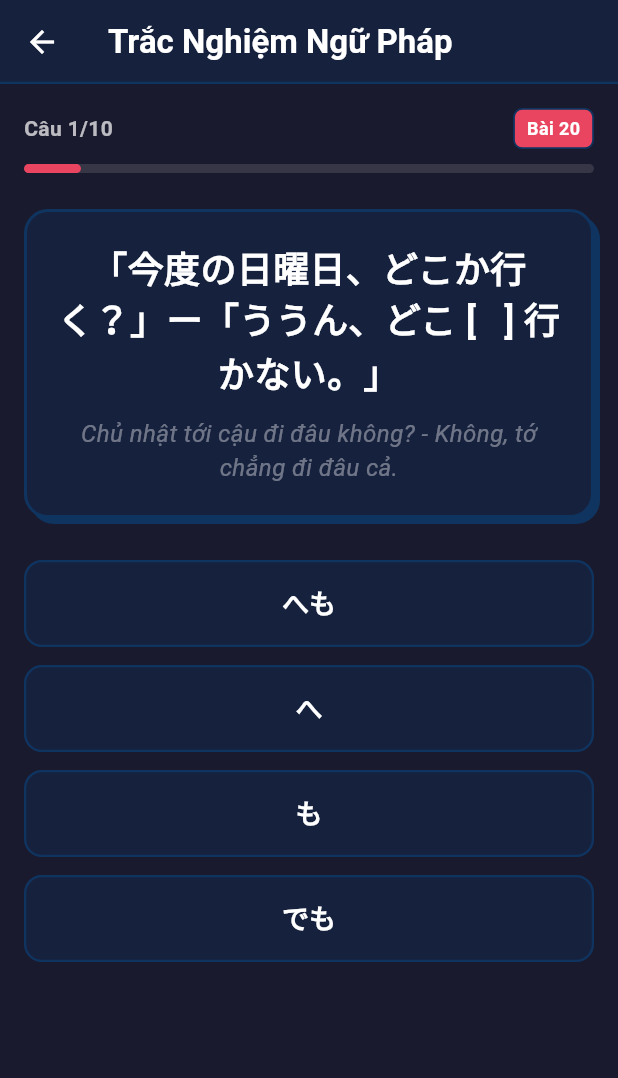
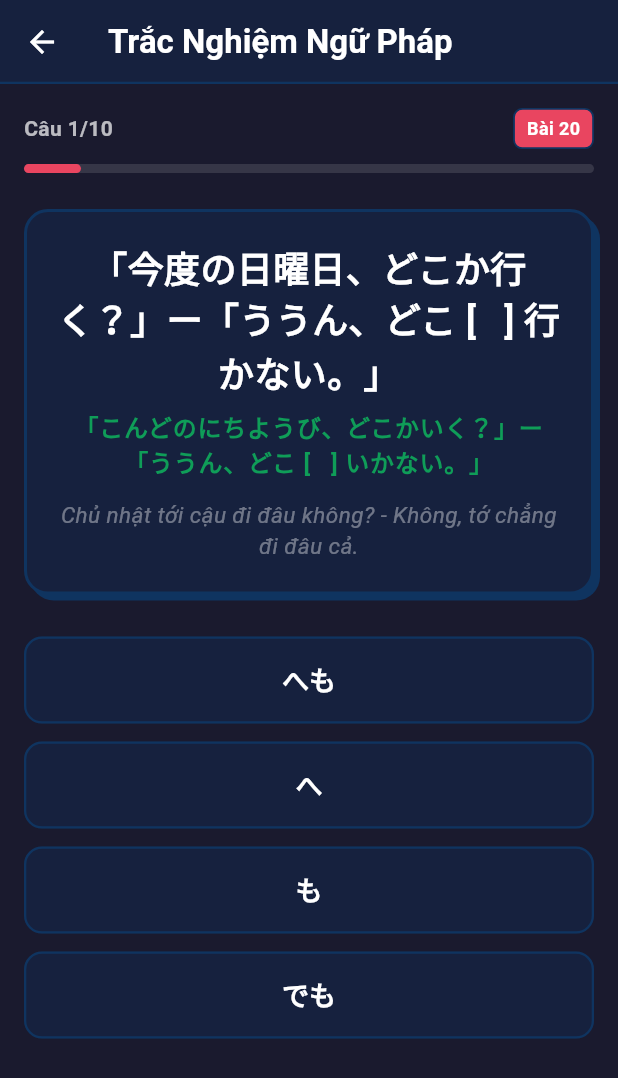
Before and after one commit to NMCuonG08/kanji_learning, a Flutter app: the GrammarQuizScreen screen opened by its route, on a phone screen of 412 x 824 dp. Shown: the top 1078 px of the screen. Run offline on Flutter 3.47's test engine with Material 3 defaults, Android fonts, the phone set to English and light mode, and no system bars; our stand-ins replace flutter_tts, shared_preferences, sqflite_common_ffi; missing offline and left inert: dart:js_interop; accounts and stored records are empty.

Commit message:
feat: add Hiragana readings underneath Kanji in the N5 grammar quiz

```diff
--- a/lib/data/grammar_quiz_data.dart
+++ b/lib/data/grammar_quiz_data.dart
@@ -6,6 +6,7 @@ final List<GrammarQuestion> grammarQuestions = [
     id: 1,
     lesson: 1,
     question: "わたしは マイク・ミラー [   ]。",
+    reading: "わたしは マイク・ミラー [   ]。",
     translation: "Tôi là Mike Miller.",
     options: ["です", "じゃありません", "も", "の"],
     correctOptionIndex: 0,
@@ -15,6 +16,7 @@ final List<GrammarQuestion> grammarQuestions = [
     id: 2,
     lesson: 1,
     question: "サントスさんは 学生 [   ]。",
+    reading: "サントスさんは がくせい [   ]。",
     translation: "Anh Santos không phải là sinh viên.",
     options: ["です", "gì", "も", "じゃありません"],
     correctOptionIndex: 3,
@@ -25,6 +27,7 @@ final List<GrammarQuestion> grammarQuestions = [
     id: 3,
     lesson: 2,
     question: "[   ] は 本です。",
+    reading: "[   ] は ほん です。",
     translation: "Đây là cuốn sách.",
     options: ["これ", "この", "ここ", "こちら"],
     correctOptionIndex: 0,
@@ -34,6 +37,7 @@ final List<GrammarQuestion> grammarQuestions = [
     id: 4,
     lesson: 2,
     question: "[   ] コンピューターは わたしのです。",
+    reading: "[   ] コンピューターは わたしのです。",
     translation: "Máy tính này là của tôi.",
     options: ["これ", "この", "ここ", "こちら"],
     correctOptionIndex: 1,
@@ -44,6 +48,7 @@ final List<GrammarQuestion> grammarQuestions = [
     id: 5,
     lesson: 3,
     question: "お手洗いは [   ] ですか。",
+    reading: "おてあらいは [   ] ですか。",
     translation: "Nhà vệ sinh ở đâu?",
     options: ["どこ", "どれ", "だれ", "どの"],
     correctOptionIndex: 0,
@@ -53,6 +58,7 @@ final List<GrammarQuestion> grammarQuestions = [
     id: 6,
     lesson: 3,
     question: "ロビーは [   ] です。",
+    reading: "ロビーは [   ] です。",
     translation: "Sảnh đợi ở hướng kia.",
     options: ["あそこ", "あちら", "あれ", "あの"],
     correctOptionIndex: 1,
@@ -63,6 +69,7 @@ final List<GrammarQuestion> grammarQuestions = [
     id: 7,
     lesson: 4,
     question: "今 何時 [   ] か。",
+    reading: "いま なんじ [   ] か。",
     translation: "Bây giờ là mấy giờ?",
     options: ["です", "ですか", "の", "も"],
     correctOptionIndex: 0,
@@ -72,6 +79,7 @@ final List<GrammarQuestion> grammarQuestions = [
     id: 8,
     lesson: 4,
     question: "わたしは 毎朝 6時 [   ] 起きます。",
+    reading: "わたしは まいあさ ６じ [   ] おきます。",
     translation: "Tôi thức dậy vào lúc 6 giờ mỗi sáng.",
     options: ["で", "に", "を", "へ"],
     correctOptionIndex: 1,
@@ -82,6 +90,7 @@ final List<GrammarQuestion> grammarQuestions = [
     id: 9,
     lesson: 5,
     question: "わたしは 来週 京都 [   ] 行きます。",
+    reading: "わたしは らいしゅう きょうと [   ] いきます。",
     translation: "Tuần sau tôi sẽ đi Kyoto.",
     options: ["を", "が", "へ", "で"],
     correctOptionIndex: 2,
@@ -91,6 +100,7 @@ final List<GrammarQuestion> grammarQuestions = [
     id: 10,
     lesson: 5,
     question: "タクシー [   ] うちへ 帰ります。",
+    reading: "タクシー [   ] うちへ かえります。",
     translation: "Tôi về nhà bằng xe taxi.",
     options: ["で", "に", "を", "へ"],
     correctOptionIndex: 0,
@@ -101,6 +111,7 @@ final List<GrammarQuestion> grammarQuestions = [
     id: 11,
     lesson: 6,
     question: "いっしょに 神戸へ 行き [   ]。",
+    reading: "いっしょに こうべへ いき [   ]。",
     translation: "Cùng đi Kobe không?",
     options: ["ます", "ましょう", "ませんか", "ました"],
     correctOptionIndex: 2,
@@ -110,6 +121,7 @@ final List<GrammarQuestion> grammarQuestions = [
     id: 12,
     lesson: 6,
     question: "毎朝 パン [   ] 食べます。",
+    reading: "まいあさ パン [   ] たべます。",
     translation: "Mỗi sáng tôi ăn bánh mì.",
     options: ["を", "gì", "に", "で"],
     correctOptionIndex: 0,
@@ -120,6 +132,7 @@ final List<GrammarQuestion> grammarQuestions = [
     id: 13,
     lesson: 7,
     question: "はし [   ] ごはんを 食べます。",
+    reading: "はし [   ] ごはんを たべます。",
     translation: "Tôi ăn cơm bằng đũa.",
     options: ["で", "に", "を", "へ"],
     correctOptionIndex: 0,
@@ -129,6 +142,7 @@ final List<GrammarQuestion> grammarQuestions = [
     id: 14,
     lesson: 7,
     question: "わたしは 木村さん [   ] 花を あげました。",
+    reading: "わたしは きむらさん [   ] はなを あげました。",
     translation: "Tôi đã tặng hoa cho cô Kimura.",
     options: ["に", "で", "を", "から"],
     correctOptionIndex: 0,
@@ -139,6 +153,7 @@ final List<GrammarQuestion> grammarQuestions = [
     id: 15,
     lesson: 8,
     question: "富士山は [   ] 山です。",
+    reading: "ふじさんは [   ] やま です。",
     translation: "Phú Sĩ là ngọn núi cao.",
     options: ["高いの", "高い", "高な", "高くて"],
     correctOptionIndex: 1,
@@ -148,6 +163,7 @@ final List<GrammarQuestion> grammarQuestions = [
     id: 16,
     lesson: 8,
     question: "この 部屋は 静か [   ] です。",
+    reading: "この へやは しずか [   ] です。",
     translation: "Căn phòng này không yên tĩnh.",
     options: ["くない", "じゃない", "じゃありません", "くないの"],
     correctOptionIndex: 2,
@@ -158,6 +174,7 @@ final List<GrammarQuestion> grammarQuestions = [
     id: 17,
     lesson: 9,
     question: "わたしは 日本語 [   ] わかります。",
+    reading: "わたしは にほんご [   ] わかります。",
     translation: "Tôi hiểu tiếng Nhật.",
     options: ["を", "が", "に", "で"],
     correctOptionIndex: 1,
@@ -167,6 +184,7 @@ final List<GrammarQuestion> grammarQuestions = [
     id: 18,
     lesson: 9,
     question: "時間が ありません [   ]、タクシーで行きます。",
+    reading: "じかんが ありません [   ]、タクシーで いきます。",
     translation: "Vì không có thời gian nên tôi đi bằng taxi.",
     options: ["から", "này", "けど", "gì"],
     correctOptionIndex: 0,
@@ -177,6 +195,7 @@ final List<GrammarQuestion> grammarQuestions = [
     id: 19,
     lesson: 10,
     question: "机の上に 本 [   ] あります。",
+    reading: "つくえのうえに ほん [   ] あります。",
     translation: "Có cuốn sách ở trên bàn.",
     options: ["が", "は", "に", "で"],
     correctOptionIndex: 0,
@@ -186,6 +205,7 @@ final List<GrammarQuestion> grammarQuestions = [
     id: 20,
     lesson: 10,
     question: "庭に だれ [   ] いません。",
+    reading: "にわに だれ [   ] いません。",
     translation: "Không có ai ở ngoài sân.",
     options: ["は", "gì", "も", "に"],
     correctOptionIndex: 2,
@@ -196,6 +216,7 @@ final List<GrammarQuestion> grammarQuestions = [
     id: 21,
     lesson: 11,
     question: "国で 3か月 日本語 [   ] 勉強しました。",
+    reading: "くにで ３かげつ にほんご [   ] べんきょう しました。",
     translation: "Tôi đã học tiếng Nhật ở nước mình trong 3 tháng.",
     options: ["を", "に", "（không điền trợ từ）", "で"],
     correctOptionIndex: 2,
@@ -205,6 +226,7 @@ final List<GrammarQuestion> grammarQuestions = [
     id: 22,
     lesson: 11,
     question: "りんごを [   ] 買いました。",
+    reading: "りんごを [   ] かいました。",
     translation: "Tôi đã mua 4 quả táo.",
     options: ["四つ", "四人", "四枚", "四台"],
     correctOptionIndex: 0,
@@ -215,6 +237,7 @@ final List<GrammarQuestion> grammarQuestions = [
     id: 23,
     lesson: 12,
     question: "昨日は 天気が [   ]。",
+    reading: "きのうは てんきが [   ]。",
     translation: "Hôm qua thời tiết đã rất đẹp.",
     options: ["いい", "よかったです", "よかった", "よくて"],
     correctOptionIndex: 1,
@@ -224,6 +247,7 @@ final List<GrammarQuestion> grammarQuestions = [
     id: 24,
     lesson: 12,
     question: "北海道は 九州 [   ] 寒いです。",
+    reading: "ほっかいどうは きゅうしゅう [   ] さむいです。",
     translation: "Hokkaido lạnh hơn Kyushu.",
     options: ["より", "のほう", "ほど", "と"],
     correctOptionIndex: 0,
@@ -234,6 +258,7 @@ final List<GrammarQuestion> grammarQuestions = [
     id: 25,
     lesson: 13,
     question: "のどが かわきましたから、水が [   ] です。",
+    reading: "のどが かわきましたから、みずが [   ] です。",
     translation: "Vì khát nước nên tôi muốn có nước.",
     options: ["たい", "欲しい", "飲 muốn", "欲し"],
     correctOptionIndex: 1,
@@ -243,6 +268,7 @@ final List<GrammarQuestion> grammarQuestions = [
     id: 26,
     lesson: 13,
     question: "デパートへ 服を [   ] 行きます。",
+    reading: "デパートへ ふくを [   ] いきます。",
     translation: "Tôi đi đến trung tâm thương mại để mua quần áo.",
     options: ["買うに", "買いに", "買ってに", "買いますに"],
     correctOptionIndex: 1,
@@ -252,7 +278,8 @@ final List<GrammarQuestion> grammarQuestions = [
   const GrammarQuestion(
     id: 27,
     lesson: 14,
-    question: "すみませんが、塩uを [   ] ください。",
+    question: "すみませんが、塩を [   ] ください。",
+    reading: "すみませんが、しおを [   ] ください。",
     translation: "Xin lỗi, hãy lấy hộ tôi lọ muối.",
     options: ["取って", "取る", "取ります", "取った"],
     correctOptionIndex: 0,
@@ -262,6 +289,7 @@ final List<GrammarQuestion> grammarQuestions = [
     id: 28,
     lesson: 14,
     question: "タクシーを 呼び [   ]。",
+    reading: "タクシーを よび [   ]。",
     translation: "Tôi gọi taxi giúp anh nhé?",
     options: ["ましょうか", "ましょう", "ませんか", "てください"],
     correctOptionIndex: 0,
@@ -272,6 +300,7 @@ final List<GrammarQuestion> grammarQuestions = [
     id: 29,
     lesson: 15,
     question: "ここで 写真を 撮っ [   ] いいですか。",
+    reading: "ここで しゃしんを とっ [   ] いいですか。",
     translation: "Tôi chụp ảnh ở đây có được không?",
     options: ["ても", "ては", "たら", "て"],
     correctOptionIndex: 0,
@@ -281,6 +310,7 @@ final List<GrammarQuestion> grammarQuestions = [
     id: 30,
     lesson: 15,
     question: "ここで タバコを 吸っ [   ] いけません。",
+    reading: "ここで タバコを すっ [   ] いけません。",
     translation: "Không được hút thuốc ở đây.",
     options: ["ても", "ては", "たら", "て"],
     correctOptionIndex: 1,
@@ -291,6 +321,7 @@ final List<GrammarQuestion> grammarQuestions = [
     id: 31,
     lesson: 16,
     question: "シャワーを [   ] から、ご飯を食べます。",
+    reading: "シャワーを [   ] から、ごはんを たべます。",
     translation: "Sau khi tắm vòi sen, tôi ăn cơm.",
     options: ["浴びて", "浴びる", "浴びた", "浴びます"],
     correctOptionIndex: 0,
@@ -300,6 +331,7 @@ final List<GrammarQuestion> grammarQuestions = [
     id: 32,
     lesson: 16,
     question: "神戸へ 行って、映画を [   ]、お茶を飲みました。",
+    reading: "こうべへ いって、えいがを [   ]、おちゃを のみました。",
     translation: "Đi Kobe, xem phim, rồi uống trà.",
     options: ["見て", "見ます", "見方", "見たら"],
     correctOptionIndex: 0,
@@ -310,6 +342,7 @@ final List<GrammarQuestion> grammarQuestions = [
     id: 33,
     lesson: 17,
     question: "熱がありますから、お風呂に [   ] ください。",
+    reading: "ねつが ありますから、おふろに [   ] ください。",
     translation: "Vì bị sốt nên xin đừng tắm bồn.",
     options: ["入らないで", "入らない", "入らなくて", "入ってないで"],
     correctOptionIndex: 0,
@@ -319,6 +352,7 @@ final List<GrammarQuestion> grammarQuestions = [
     id: 34,
     lesson: 17,
     question: "明日 早く 起き [   ] なりません。",
+    reading: "あした はやく おき [   ] なりません。",
     translation: "Ngày mai tôi phải dậy sớm.",
     options: ["なければ", "なくちゃ", "なければいけません", "なければなりません"],
     correctOptionIndex: 3,
@@ -329,6 +363,7 @@ final List<GrammarQuestion> grammarQuestions = [
     id: 35,
     lesson: 18,
     question: "マリアさんは ピアノを 弾く [   ] できます。",
+    reading: "マリアさんは ピアノを ひく [   ] できます。",
     translation: "Chị Maria có thể chơi piano.",
     options: ["ことが", "のを", "ことがに", "もの"],
     correctOptionIndex: 0,
@@ -338,6 +373,7 @@ final List<GrammarQuestion> grammarQuestions = [
     id: 36,
     lesson: 18,
     question: "寝る [   ]、日記を書きます。",
+    reading: "ねる [   ]、にっきを かきます。",
     translation: "Trước khi đi ngủ, tôi viết nhật ký.",
     options: ["まえに", "のまえに", "てから", "あとで"],
     correctOptionIndex: 0,
@@ -348,6 +384,7 @@ final List<GrammarQuestion> grammarQuestions = [
     id: 37,
     lesson: 19,
     question: "わたしは すしを 食べ [   ] ことがあります。",
+    reading: "わたしは すしを たべ [   ] ことがあります。",
     translation: "Tôi đã từng ăn sushi.",
     options: ["た", "て", "る", "ない"],
     correctOptionIndex: 0,
@@ -357,6 +394,7 @@ final List<GrammarQuestion> grammarQuestions = [
     id: 38,
     lesson: 19,
     question: "日曜日 買い物を し [   ]、テニスをしたりします。",
+    reading: "にちようび かいものを し [   ]、テニスを したり します。",
     translation: "Chủ nhật lúc thì tôi đi mua sắm, lúc thì chơi tennis.",
     options: ["たり", "て", "たりして", "たら"],
     correctOptionIndex: 0,
@@ -367,6 +405,7 @@ final List<GrammarQuestion> grammarQuestions = [
     id: 39,
     lesson: 20,
     question: "「今度の日曜日、どこか行く？」ー「ううん、どこ [   ] 行かない。」",
+    reading: "「こんどのにちようび、どこかいく？」ー「ううん、どこ [   ] いかない。」",
     translation: "Chủ nhật tới cậu đi đâu không? - Không, tớ chẳng đi đâu cả.",
     options: ["へも", "へ", "も", "でも"],
     correctOptionIndex: 0,
@@ -376,6 +415,7 @@ final List<GrammarQuestion> grammarQuestions = [
     id: 40,
     lesson: 20,
     question: "「昨日 暇だった？」ー「ううん、暇 [   ]。」",
+    reading: "「きのう ひまだった？」ー「ううん、ひま [   ]。」",
     translation: "Hôm qua cậu rảnh không? - Không, tớ không rảnh.",
     options: ["じゃなかった", "じゃありませんでした", "ではなかった", "くない"],
     correctOptionIndex: 0,
@@ -386,6 +426,7 @@ final List<GrammarQuestion> grammarQuestions = [
     id: 41,
     lesson: 21,
     question: "日本は 物価が 高い [   ] と思います。",
+    reading: "にほんは ぶっかが たかい [   ] と おもいます。",
     translation: "Tôi nghĩ là Nhật Bản có vật giá đắt đỏ.",
     options: ["と", "だ", "の", "（không điền gì）"],
     correctOptionIndex: 3,
@@ -395,6 +436,7 @@ final List<GrammarQuestion> grammarQuestions = [
     id: 42,
     lesson: 21,
     question: "あしたは 雨が [   ] でしょう。",
+    reading: "あしたは あめが [   ] でしょう。",
     translation: "Ngày mai chắc là sẽ mưa.",
     options: ["降る", "降ります", "降って", "降った"],
     correctOptionIndex: 0,
@@ -405,6 +447,7 @@ final List<GrammarQuestion> grammarQuestions = [
     id: 43,
     lesson: 22,
     question: "これは わたしが [   ] 写真です。",
+    reading: "これは わたしが [   ] しゃしんです。",
     translation: "Đây là bức ảnh mà tôi đã chụp.",
     options: ["撮った", "撮る", "撮って", "撮ります"],
     correctOptionIndex: 0,
@@ -414,6 +457,7 @@ final List<GrammarQuestion> grammarQuestions = [
     id: 44,
     lesson: 22,
     question: "あそこに [   ] 人は だれですか。",
+    reading: "あそこに [   ] ひと は だれですか。",
     translation: "Người đang đứng đằng kia là ai?",
     options: ["いる", "ます", "いて", "おる"],
     correctOptionIndex: 0,
@@ -424,6 +468,7 @@ final List<GrammarQuestion> grammarQuestions = [
     id: 45,
     lesson: 23,
     question: "図書館で 本を 借りる [   ]、カードが 要ります。",
+    reading: "としょかんで ほんを かりる [   ]、カードが いります。",
     translation: "Khi mượn sách ở thư viện thì cần có thẻ.",
     options: ["とき", "まえに", "nữa", "から"],
     correctOptionIndex: 0,
@@ -433,6 +478,7 @@ final List<GrammarQuestion> grammarQuestions = [
     id: 46,
     lesson: 23,
     question: "この ボタンを 押す [   ]、お釣りが出ます。",
+    reading: "この ボタンを おす [   ]、おつりが でます。",
     translation: "Hễ nhấn nút này thì tiền thừa sẽ chạy ra.",
     options: ["と", "từ", "ba", "này"],
     correctOptionIndex: 0,
@@ -443,6 +489,7 @@ final List<GrammarQuestion> grammarQuestions = [
     id: 47,
     lesson: 24,
     question: "佐藤さんは わたしに 漢字を 教え [   ]。",
+    reading: "さとうさんは わたしに かんじを おしえ [   ]。",
     translation: "Chị Sato đã dạy chữ Hán cho tôi.",
     options: ["てくれました", "てあげました", "てもらいました", "ました"],
     correctOptionIndex: 0,
@@ -452,6 +499,7 @@ final List<GrammarQuestion> grammarQuestions = [
     id: 48,
     lesson: 24,
     question: "わたしは 山田さんに 本を 貸し [   ]。",
+    reading: "わたしは やまださんに ほんを かし [   ]。",
     translation: "Tôi đã cho anh Yamada mượn sách.",
     options: ["てあげました", "てくれました", "てもらいました", "ました"],
     correctOptionIndex: 0,
@@ -462,6 +510,7 @@ final List<GrammarQuestion> grammarQuestions = [
     id: 49,
     lesson: 25,
     question: "雨が 降っ [   ]、出かけません。",
+    reading: "あめが ふっ [   ]、でかけません。",
     translation: "Nếu trời mưa, tôi sẽ không đi ra ngoài.",
     options: ["たら", "chỗ", "ba", "nhất"],
     correctOptionIndex: 0,
@@ -471,6 +520,7 @@ final List<GrammarQuestion> grammarQuestions = [
     id: 50,
     lesson: 25,
     question: "いくら 安く [   ]、このパソコンは買いません。",
+    reading: "いくら やすく [   ]、このパソコンは かいません。",
     translation: "Dù rẻ thế nào đi nữa tôi cũng không mua chiếc máy tính này.",
     options: ["ても", "sau", "được", "mới"],
     correctOptionIndex: 0,
--- a/lib/models/grammar.dart
+++ b/lib/models/grammar.dart
@@ -24,6 +24,7 @@ class GrammarQuestion {
   final int id;
   final int lesson;
   final String question;
+  final String reading; // Phiên âm Hiragana của câu hỏi để người dùng dễ đọc
   final String translation;
   final List<String> options;
   final int correctOptionIndex;
@@ -33,6 +34,7 @@ class GrammarQuestion {
     required this.id,
     required this.lesson,
     required this.question,
+    required this.reading,
     required this.translation,
     required this.options,
     required this.correctOptionIndex,
--- a/lib/screens/grammar_quiz_screen.dart
+++ b/lib/screens/grammar_quiz_screen.dart
@@ -155,10 +155,21 @@ class _GrammarQuizScreenState extends State<GrammarQuizScreen> {
                     style: TextStyle(color: ThemeService.getPrimaryTextColor(context), fontSize: 24, fontWeight: FontWeight.bold),
                     textAlign: TextAlign.center,
                   ),
+                  const SizedBox(height: 8),
+                  Text(
+                    q.reading,
+                    style: const TextStyle(
+                      color: Color(0xFF0F9D58), // Tông màu xanh lá đồng bộ với Furigana của Duolingo
+                      fontSize: 16,
+                      fontWeight: FontWeight.bold,
+                      letterSpacing: 0.5,
+                    ),
+                    textAlign: TextAlign.center,
+                  ),
                   const SizedBox(height: 12),
                   Text(
                     q.translation,
-                    style: TextStyle(color: ThemeService.getMutedTextColor(context), fontSize: 16, fontStyle: FontStyle.italic),
+                    style: TextStyle(color: ThemeService.getMutedTextColor(context), fontSize: 15, fontStyle: FontStyle.italic),
                     textAlign: TextAlign.center,
                   ),
                 ],
```
